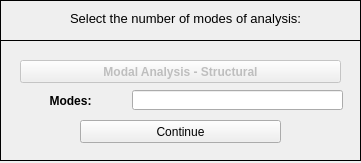
open-pulse/OpenPulse, file pulse/uix/user_input/ui/analyseModalStructuralInput.ui: the form before one commit.
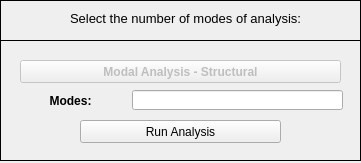
The form after the commit. Icons and pictures are not drawn.

What changed in the file:
```diff
--- a/pulse/uix/user_input/ui/analyseModalStructuralInput.ui
+++ b/pulse/uix/user_input/ui/analyseModalStructuralInput.ui
@@ -182,7 +182,7 @@
       </rect>
      </property>
      <property name="text">
-      <string>Continue</string>
+      <string>Run Analysis</string>
      </property>
     </widget>
     <widget class="QLineEdit" name="lineEdit">
```
